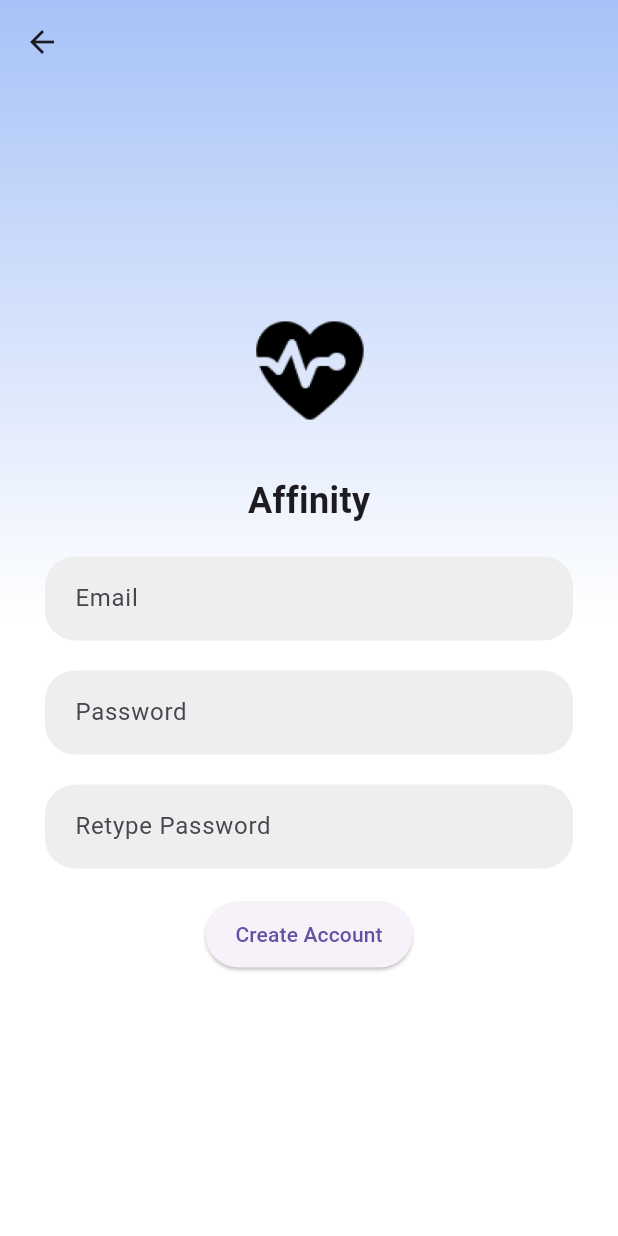
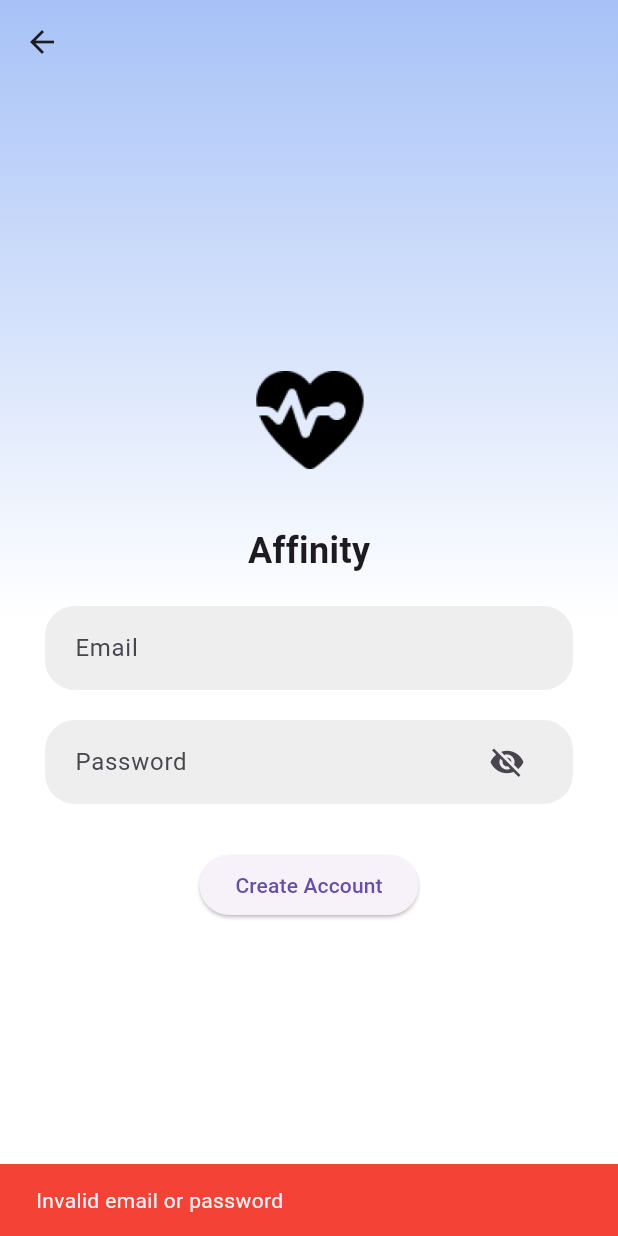
Before and after one commit to Affinity-App/Affinity-App, a Flutter app: the CreateAccountPage screen opened directly, after a tap on "Create Account", on a phone screen of 412 x 824 dp. Run offline on Flutter 3.47's test engine with Material 3 defaults, Android fonts, the phone set to English and light mode, and no system bars; our stand-ins replace firebase_auth, firebase_core, fl_chart, google_sign_in; accounts and stored records are empty.

Commit message:
Email and Password Validation
Set up requirements for Email field and password field
Removed the Re-Type Password
Added View Password option
Added Password requirements label

```diff
--- a/cardiacengineering_app/lib/pages/login_auth/create_account_page.dart
+++ b/cardiacengineering_app/lib/pages/login_auth/create_account_page.dart
@@ -4,7 +4,7 @@ import '../home_data/home_page.dart'; // Import the homePage.dart
 import 'package:firebase_auth/firebase_auth.dart';
 
 class CreateAccountPage extends StatefulWidget {
-  const CreateAccountPage({super.key});
+  const CreateAccountPage({Key? key}) : super(key: key);
 
   @override
   _CreateAccountPageState createState() => _CreateAccountPageState();
@@ -15,6 +15,9 @@ class _CreateAccountPageState extends State<CreateAccountPage> {
   final TextEditingController _passwordController = TextEditingController();
   final TextEditingController _retypePasswordController =
       TextEditingController();
+
+  bool _passwordVisible = false;
+  bool _showPasswordRequirements = false;
 
   @override
   Widget build(BuildContext context) {
@@ -58,6 +61,7 @@ class _CreateAccountPageState extends State<CreateAccountPage> {
                     labelText: 'Email',
                     border: InputBorder.none,
                   ),
+                  keyboardType: TextInputType.emailAddress,
                 ),
               ),
               const SizedBox(height: 20.0),
@@ -69,88 +73,64 @@ class _CreateAccountPageState extends State<CreateAccountPage> {
                 ),
                 child: TextField(
                   controller: _passwordController,
-                  decoration: const InputDecoration(
+                  onChanged: (value) {
+                    setState(() {
+                      _showPasswordRequirements = value.isNotEmpty;
+                    });
+                  },
+                  decoration: InputDecoration(
                     labelText: 'Password',
                     border: InputBorder.none,
+                    suffixIcon: IconButton(
+                      icon: Icon(
+                        _passwordVisible
+                            ? Icons.visibility
+                            : Icons.visibility_off,
+                      ),
+                      onPressed: () {
+                        setState(() {
+                          _passwordVisible = !_passwordVisible;
+                        });
+                      },
+                    ),
                   ),
-                  obscureText: true,
+                  obscureText: !_passwordVisible,
                 ),
               ),
-              const SizedBox(height: 20.0),
-              Container(
-                padding: const EdgeInsets.symmetric(horizontal: 20.0),
-                decoration: BoxDecoration(
-                  borderRadius: BorderRadius.circular(20.0),
-                  color: Colors.grey[200],
+              SizedBox(
+                height: 10,
+              ),
+              if (_showPasswordRequirements)
+                Container(
+                  padding: const EdgeInsets.symmetric(horizontal: 20.0),
+                  alignment: Alignment.centerLeft,
+                  child: Text(
+                    getPasswordRequirements(),
+                    style: TextStyle(
+                      color: getPasswordRequirements().isEmpty
+                          ? Colors.transparent
+                          : Colors.red,
+                    ),
+                  ),
                 ),
-                child: TextField(
-                  controller: _retypePasswordController,
-                  decoration: const InputDecoration(
-                    labelText: 'Retype Password',
-                    border: InputBorder.none,
-                  ),
-                  obscureText: true,
-                ),
-              ),
               const SizedBox(height: 20.0),
               ElevatedButton(
                 onPressed: () async {
                   String email = _emailController.text;
                   String password = _passwordController.text;
-                  String retypePassword = _retypePasswordController.text;
-
-                  if (password == retypePassword) {
-                    try {
-                      UserCredential userCredential = await FirebaseAuth
-                          .instance
-                          .createUserWithEmailAndPassword(
-                        email: email,
-                        password: password,
-                      );
-
-                      // User creation successful
-                      print('User created: ${userCredential.user!.uid}');
-
-                      // Navigate to the home page
-                      Navigator.push(
-                        context,
-                        MaterialPageRoute(
-                            builder: (context) => const HomePage()),
-                      );
-                    } catch (e) {
-                      // Handle errors here
-                      print('Error creating user: $e');
-                    }
+                  if (_isEmailValid(email) && _isPasswordValid(password)) {
+                    // Email and password are valid, proceed with account creation
+                    // Your account creation logic here
                   } else {
-                    // Handle password mismatch error
-                    print('Passwords do not match');
+                    // Show error message for invalid email or password
+                    ScaffoldMessenger.of(context).showSnackBar(
+                      SnackBar(
+                        content: Text('Invalid email or password'),
+                        backgroundColor: Colors.red,
+                      ),
+                    );
                   }
                 },
-                style: ButtonStyle(
-                  // Add the animation controller
-                  animationDuration: const Duration(milliseconds: 200),
-                  // Shrink on press
-                  overlayColor: MaterialStateProperty.resolveWith<Color>(
-                    (states) {
-                      if (states.contains(MaterialState.pressed)) {
-                        return Colors
-                            .white10; // Shrink and visually indicate press
-                      }
-                      return Colors.transparent; // Use default overlay color
-                    },
-                  ),
-                  // Scale the button down slightly on press
-                  padding: MaterialStateProperty.resolveWith<EdgeInsets>(
-                    (states) {
-                      if (states.contains(MaterialState.pressed)) {
-                        return const EdgeInsets.symmetric(
-                            horizontal: 16.0, vertical: 8.0);
-                      }
-                      return const EdgeInsets.symmetric(
-                          horizontal: 20.0, vertical: 12.0);
-                    },
-                  ),
-                ),
                 child: const Text('Create Account'),
               ),
             ],
@@ -159,4 +139,29 @@ class _CreateAccountPageState extends State<CreateAccountPage> {
       ),
     );
   }
+
+  bool _isEmailValid(String email) {
+    // Basic email validation
+    if (email.isEmpty) return false;
+    final RegExp emailRegex = RegExp(r'^[\w-\.]+@([\w-]+\.)+[\w-]{2,4}$');
+    return emailRegex.hasMatch(email);
+  }
+
+  bool _isPasswordValid(String password) {
+    // Password validation
+    if (password.length < 6) return false;
+    // You can add more criteria for password validation (uppercase, lowercase, symbols, etc.)
+    return true;
+  }
+
+  String getPasswordRequirements() {
+    String requirements = '';
+    if (_passwordController.text.length < 6) {
+      requirements += '- At least 6 characters\n';
+    }
+    // Add more criteria (uppercase, lowercase, numbers, symbols) as needed
+    return requirements.isNotEmpty
+        ? 'Password must contain:\n$requirements'
+        : '';
+  }
 }
```
